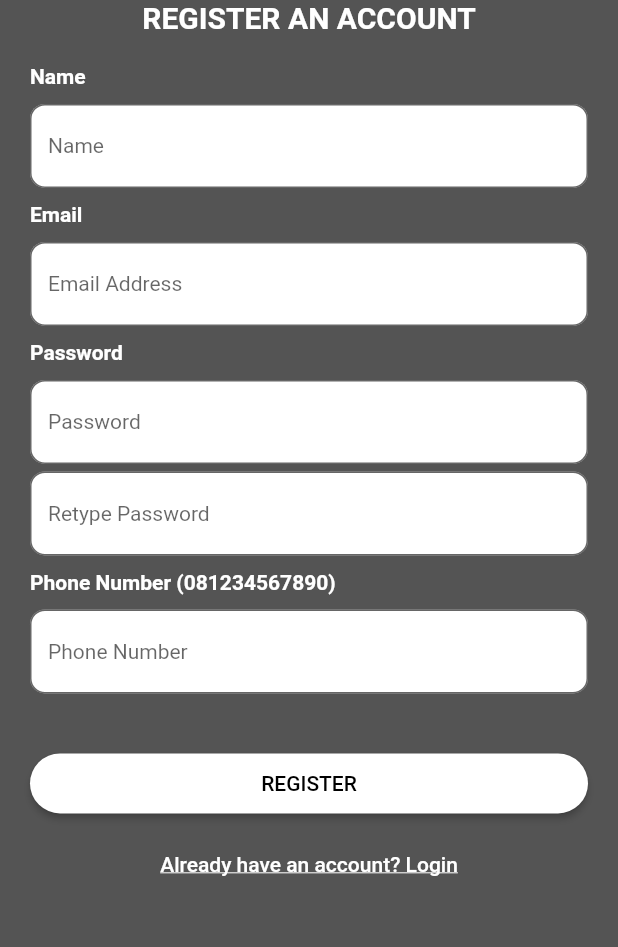
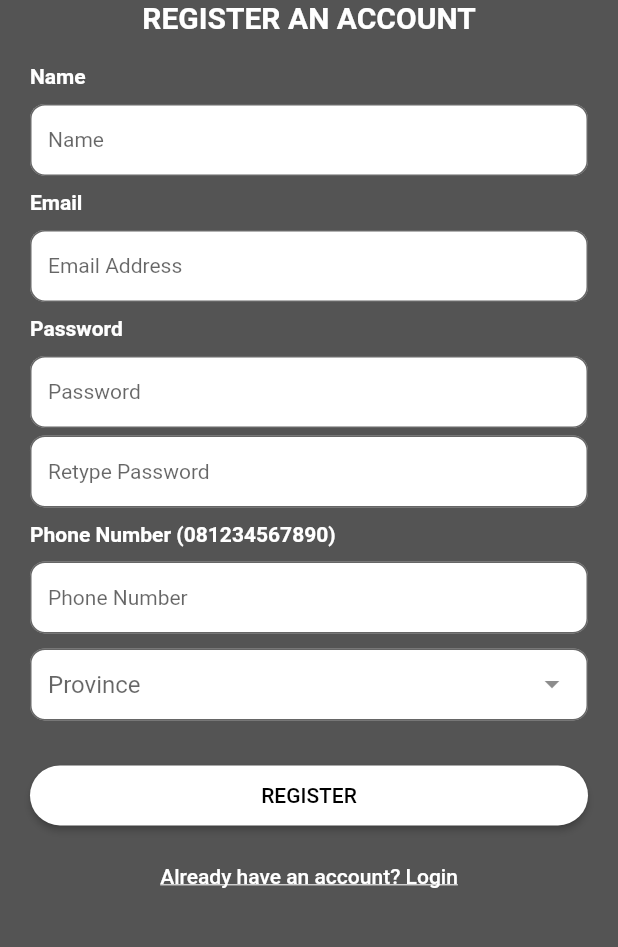
Before and after one commit to gabriellafran22/consignt, a Flutter app: the screen it shows after launch, after a tap on "LOG IN", after a tap on "Don’t have an account? Register", on a phone screen of 412 x 824 dp, the part 185-1132 px from its top. Run offline on Flutter 3.47's test engine with Material 2 defaults, Android fonts, the phone set to English and light mode, and no system bars; drawn by our look-alikes of dropdown_search; our stand-ins replace dio, email_validator, font_awesome_flutter, get_it; network calls fail.

Commit message:
implement getAllProvince on widget

```diff
--- a/lib/common/styles.dart
+++ b/lib/common/styles.dart
@@ -29,6 +29,10 @@ InputDecoration textFormFieldDecoration(String hintText) => InputDecoration(
       border: const OutlineInputBorder(
         borderRadius: BorderRadius.all(Radius.circular(10)),
       ),
+      contentPadding: const EdgeInsets.symmetric(
+        vertical: 0,
+        horizontal: 12,
+      ),
     );
 
 TextStyle titleTextWhite = const TextStyle(
--- a/lib/screen/register/provider/register_provider.dart
+++ b/lib/screen/register/provider/register_provider.dart
@@ -25,6 +25,10 @@ class RegisterProvider extends CustomChangeNotifier {
 
   final GlobalKey<FormState> formKey = GlobalKey();
 
+  var hiddenCity = true;
+  var provinceId = 0;
+  var cityId = 0;
+
   bool saveForm() {
     final bool isValid = formKey.currentState!.validate();
     if (isValid) {
@@ -33,7 +37,7 @@ class RegisterProvider extends CustomChangeNotifier {
     return isValid;
   }
 
-  void getProvince() async {
+  Future getProvince() async {
     customApi(
       service: _rajaOngkirService.getProvince(),
       object: province,
--- a/lib/screen/register/register_screen.dart
+++ b/lib/screen/register/register_screen.dart
@@ -1,7 +1,9 @@
 import 'package:consignt/common/colors.dart';
 import 'package:consignt/common/styles.dart';
 import 'package:consignt/common/validation.dart';
+import 'package:consignt/core/model/province.dart';
 import 'package:consignt/screen/register/provider/register_provider.dart';
+import 'package:dropdown_search/dropdown_search.dart';
 import 'package:flutter/material.dart';
 import 'package:provider/provider.dart';
 
@@ -138,6 +140,49 @@ class _RegisterScreenState extends State<RegisterScreen> {
                             const SizedBox(
                               height: 10,
                             ),
+                            DropdownSearch<Province>(
+                              dropdownSearchDecoration:
+                                  textFormFieldDecoration('Province'),
+                              showClearButton: true,
+                              showSearchBox: true,
+                              searchBoxDecoration: InputDecoration(
+                                contentPadding: const EdgeInsets.symmetric(
+                                  vertical: 10,
+                                  horizontal: 25,
+                                ),
+                                hintText: "Province...",
+                                border: OutlineInputBorder(
+                                  borderRadius: BorderRadius.circular(10),
+                                ),
+                              ),
+                              onFind: (text) async {
+                                await provider.getProvince();
+                                return provider.province.data ?? [];
+                              },
+                              onChanged: (value) {
+                                if (value == null) {
+                                  provider.provinceId = 0;
+                                  provider.hiddenCity = true;
+                                } else {
+                                  provider.provinceId =
+                                      int.parse(value.provinceId as String);
+                                  provider.hiddenCity = false;
+                                }
+                              },
+                              popupItemBuilder: (context, item, isSelected) {
+                                return Container(
+                                  padding: const EdgeInsets.symmetric(
+                                    horizontal: 20,
+                                    vertical: 10,
+                                  ),
+                                  child: Text(
+                                    "${item.province}",
+                                    style: const TextStyle(fontSize: 18),
+                                  ),
+                                );
+                              },
+                              itemAsString: (item) => item.province as String,
+                            ),
                             const SizedBox(
                               height: 30,
                             ),
--- a/pubspec.yaml
+++ b/pubspec.yaml
@@ -9,9 +9,9 @@ environment:
   sdk: ">=2.12.0 <3.0.0"
 
 dependencies:
-  csc_picker: ^0.2.6
   cupertino_icons: ^1.0.2
   dio: ^4.0.4
+  dropdown_search: 0.6.3
   email_validator: ^2.0.1
   flutter:
     sdk: flutter
```
Also changed, not shown: lib/screen/register/widget/province_widget.dart (added, +10 -0 lines), pubspec.lock. Lines whose indentation alone changed are shown as unchanged.
